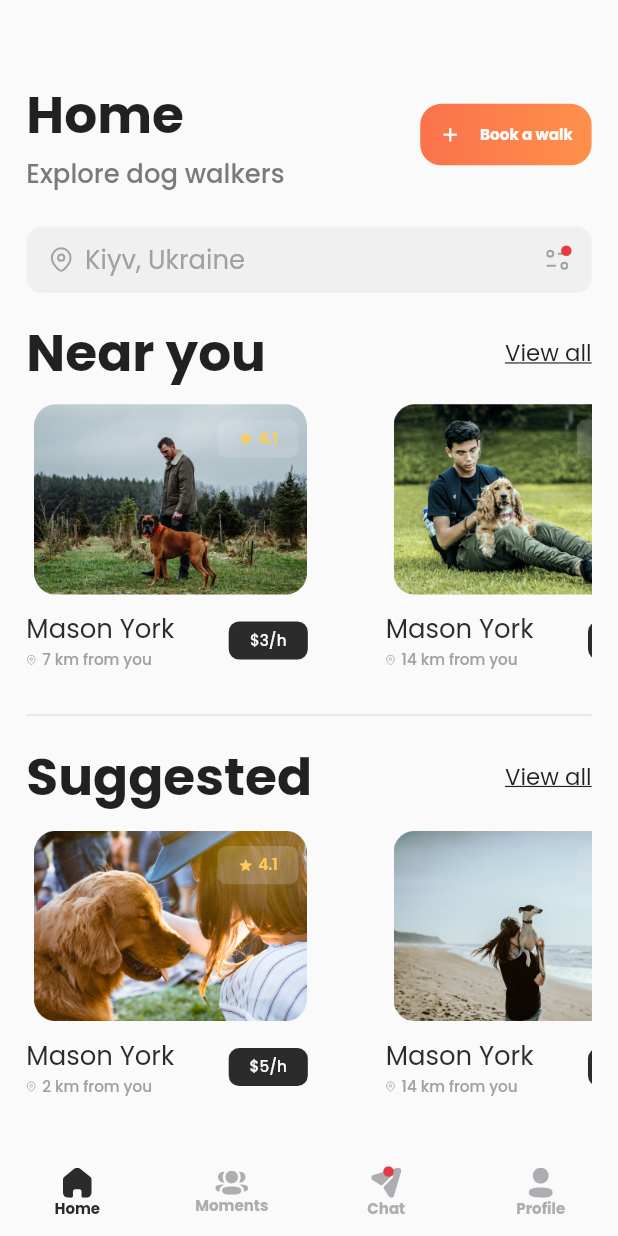
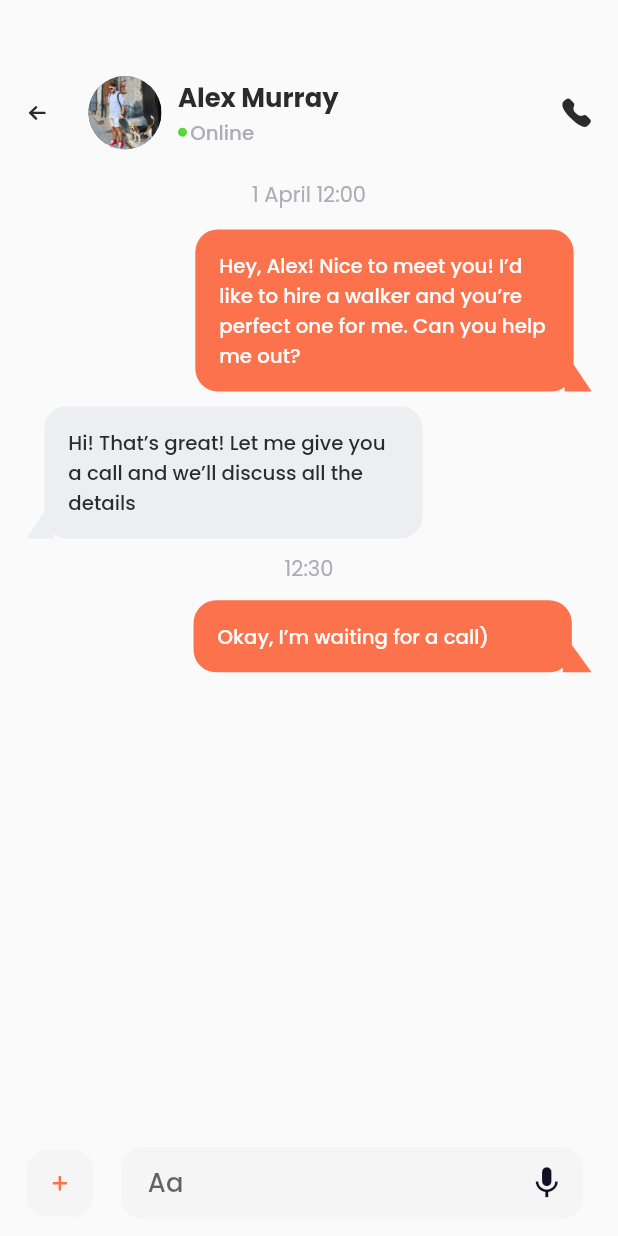
Before and after one commit to BarryDaBee/woo-dog, a Flutter app: the screen it shows after launch, on a phone screen of 412 x 824 dp. Run offline on Flutter 3.47's test engine with Material 2 defaults, Android fonts, the phone set to English and light mode, and no system bars; drawn by our look-alikes of bubble; our stand-ins replace flutter_screenutil, flutter_svg, get_it, google_fonts, stacked.

Commit message:
Chat view screen completed

```diff
--- a/lib/main.dart
+++ b/lib/main.dart
@@ -3,6 +3,7 @@ import 'package:flutter/material.dart';
 
 import 'core/exports.dart';
 import 'core/locator.dart';
+import 'ui/views/chat_view/chat_view.dart';
 
 void main() {
   WidgetsFlutterBinding.ensureInitialized();
@@ -23,7 +24,7 @@ class WooDogApp extends StatelessWidget {
         theme: ThemeData(
           primarySwatch: Colors.blue,
         ),
-        home: const RootView(),
+        home: const ChatView(),
       ),
     );
   }
--- a/lib/ui/shared/app_colors.dart
+++ b/lib/ui/shared/app_colors.dart
@@ -13,4 +13,6 @@ class AppColors {
   static const lightGrey = Color(0xFFAEAEB2);
   static const greyA1 = Color(0xFFA1A1A1);
   static const yellow = Color(0xFFFFCB55);
+  static const greyF5 = Color(0xFFF5F5F5);
+  static const green = Color(0xFF5AD439);
 }
--- a/lib/ui/views/chat_view/chat_home_view.dart
+++ b/lib/ui/views/chat_view/chat_home_view.dart
@@ -13,6 +13,7 @@ class ChatHomeView extends StatelessWidget {
           'Chat',
           fontWeight: FontWeight.w700,
           fontSize: 34,
+          color: AppColors.black2B,
         ),
         SizedBox(height: 20.h),
         buildSearchBarButton(),
@@ -21,6 +22,7 @@ class ChatHomeView extends StatelessWidget {
           name: 'Will Knowles',
           message: 'Hey! How’s your dog? ∙ 1min',
           imageUrl: 'chat_avatar0'.png,
+          read: true,
         ),
         ChatCard(
           name: 'Ryan Bond',
@@ -31,6 +33,7 @@ class ChatHomeView extends StatelessWidget {
           name: 'Sirena Paul',
           imageUrl: 'chat_avatar2'.png,
           message: 'Hey! Long time no see ∙ 1min',
+          read: true,
         ),
         ChatCard(
           name: 'Matt Chapman',
@@ -82,7 +85,13 @@ class ChatCard extends StatelessWidget {
   final String? imageUrl;
   final String name;
   final String? message;
-  const ChatCard({Key? key, this.imageUrl, required this.name, this.message})
+  final bool read;
+  const ChatCard(
+      {Key? key,
+      this.imageUrl,
+      required this.name,
+      this.message,
+      this.read = false})
       : super(key: key);
 
   @override
@@ -122,10 +131,12 @@ class ChatCard extends StatelessWidget {
             ],
           ),
           const Spacer(),
-          CircleAvatar(
-            backgroundColor: AppColors.orangeDark,
-            radius: 5.r,
-          )
+          read
+              ? CircleAvatar(
+                  backgroundColor: AppColors.orangeDark,
+                  radius: 5.r,
+                )
+              : const SizedBox(),
         ],
       ),
     );
--- /dev/null
+++ b/lib/ui/views/chat_view/chat_view.dart
@@ -0,0 +1,237 @@
+import 'package:acumen_app/core/exports.dart';
+import 'package:bubble/bubble.dart';
+import 'package:flutter/cupertino.dart';
+import 'package:google_fonts/google_fonts.dart';
+
+class ChatView extends StatelessWidget {
+  const ChatView({Key? key}) : super(key: key);
+
+  @override
+  Widget build(BuildContext context) {
+    return Scaffold(
+      body: Padding(
+        padding: EdgeInsets.symmetric(horizontal: 16.w),
+        child: Column(
+          children: [
+            SizedBox(height: 50.h),
+            Row(
+              children: [
+                SvgPicture.asset(
+                  'arrow_left'.svg,
+                  width: 15,
+                  height: 19,
+                ),
+                SizedBox(
+                  width: 24.w,
+                ),
+                CircleAvatar(
+                  radius: 24.r,
+                  backgroundImage: AssetImage('alex_murray'.png),
+                ),
+                SizedBox(width: 10.w),
+                Column(
+                  crossAxisAlignment: CrossAxisAlignment.start,
+                  children: [
+                    const CustomText(
+                      'Alex Murray',
+                      fontWeight: FontWeight.w700,
+                      fontSize: 17,
+                      color: AppColors.black2B,
+                    ),
+                    Row(
+                      children: [
+                        const CircleAvatar(
+                          radius: 3,
+                          backgroundColor: AppColors.green,
+                        ),
+                        SizedBox(width: 2.w),
+                        const CustomText(
+                          'Online',
+                          fontSize: 13,
+                          color: Color(0xFFAEAEB2),
+                          fontWeight: FontWeight.w500,
+                        )
+                      ],
+                    ),
+                  ],
+                ),
+                const Spacer(),
+                SvgPicture.asset('phone'.svg),
+              ],
+            ),
+            SizedBox(
+              height: 20.h,
+            ),
+            Expanded(
+              child: ListView(
+                shrinkWrap: true,
+                padding: EdgeInsets.only(bottom: 10.h),
+                children: [
+                  const CustomText(
+                    '1 April 12:00',
+                    color: Color(0xFFAEAEB2),
+                    textAlign: TextAlign.center,
+                  ),
+                  SizedBox(height: 12.h),
+                  Row(
+                    mainAxisAlignment: MainAxisAlignment.end,
+                    children: [
+                      Bubble(
+                        color: AppColors.orangeDark,
+                        elevation: 0,
+                        showNip: true,
+                        radius: const Radius.circular(15),
+                        nip: BubbleNip.rightBottom,
+                        nipHeight: 18,
+                        nipWidth: 12,
+                        child: SizedBox(
+                          width: 215.w,
+                          child: const Padding(
+                            padding: EdgeInsets.all(8.0),
+                            child: CustomText(
+                              'Hey, Alex! Nice to meet you! I’d like to hire a walker and you’re perfect one for me. Can you help me out?',
+                              color: AppColors.white,
+                              textAlign: TextAlign.left,
+                              fontWeight: FontWeight.w500,
+                              fontSize: 13,
+                            ),
+                          ),
+                        ),
+                      ),
+                    ],
+                  ),
+                  const SizedBox(height: 10),
+                  Row(
+                    mainAxisAlignment: MainAxisAlignment.start,
+                    children: [
+                      Bubble(
+                        elevation: 0,
+                        color: const Color(0xFFECEEF1),
+                        showNip: true,
+                        radius: const Radius.circular(15),
+                        nip: BubbleNip.leftBottom,
+                        nipHeight: 18,
+                        nipWidth: 12,
+                        child: SizedBox(
+                          width: 215.w,
+                          child: const Padding(
+                            padding: EdgeInsets.all(8.0),
+                            child: CustomText(
+                              'Hi! That’s great! Let me give you a call and we’ll discuss all the details',
+                              color: AppColors.black2B,
+                              textAlign: TextAlign.left,
+                              fontWeight: FontWeight.w500,
+                              fontSize: 13,
+                            ),
+                          ),
+                        ),
+                      ),
+                    ],
+                  ),
+                  SizedBox(height: 10.h),
+                  const CustomText(
+                    '12:30',
+                    color: Color(0xFFAEAEB2),
+                    textAlign: TextAlign.center,
+                  ),
+                  SizedBox(height: 10.h),
+                  Row(
+                    mainAxisAlignment: MainAxisAlignment.end,
+                    children: [
+                      Bubble(
+                        color: AppColors.orangeDark,
+                        elevation: 0,
+                        showNip: true,
+                        radius: const Radius.circular(15),
+                        nip: BubbleNip.rightBottom,
+                        nipHeight: 18.h,
+                        nipWidth: 12.w,
+                        child: SizedBox(
+                          width: 215.w,
+                          child: const Padding(
+                            padding: EdgeInsets.all(8.0),
+                            child: CustomText(
+                              'Okay, I’m waiting for a call)',
+                              color: AppColors.white,
+                              textAlign: TextAlign.left,
+                              fontSize: 13,
+                              fontWeight: FontWeight.w500,
+                            ),
+                          ),
+                        ),
+                      ),
+                    ],
+                  ),
+                ],
+              ),
+            ),
+            Container(
+              margin: EdgeInsets.only(bottom: 11.h),
+              child: Row(
+                children: [
+                  Container(
+                    height: 44.r,
+                    width: 44.r,
+                    alignment: Alignment.center,
+                    decoration: BoxDecoration(
+                      color: AppColors.greyF5,
+                      borderRadius: BorderRadius.circular(14),
+                    ),
+                    child: SvgPicture.asset('plus'.svg),
+                  ),
+                  SizedBox(width: 17.w),
+                  Container(
+                    decoration: BoxDecoration(
+                      color: AppColors.greyF5,
+                      borderRadius: BorderRadius.circular(14),
+                    ),
+                    width: 280.w,
+                    alignment: Alignment.center,
+                    child: ConstrainedBox(
+                      constraints: BoxConstraints(
+                        minWidth: 280.w,
+                        maxWidth: 280.w,
+                        minHeight: 25.0.h,
+                        maxHeight: 135.h,
+                      ),
+                      child: Scrollbar(
+                        child: TextField(
+                          textAlignVertical: TextAlignVertical.center,
+                          maxLines: null,
+                          style: GoogleFonts.poppins(
+                            fontSize: 17.sp,
+                            fontWeight: FontWeight.w500,
+                          ),
+                          keyboardType: TextInputType.multiline,
+                          textInputAction: TextInputAction.send,
+                          cursorColor: AppColors.orangeDark,
+                          decoration: InputDecoration(
+                            contentPadding: EdgeInsets.only(
+                              left: 12.w,
+                              top: 10.h,
+                              bottom: 10.h,
+                            ),
+                            hintText: ' Aa',
+                            hintStyle: GoogleFonts.poppins(
+                              fontSize: 17.sp,
+                            ),
+                            border: InputBorder.none,
+                            suffixIcon: Icon(
+                              Icons.mic,
+                              size: 25.r,
+                              color: const Color(0xFF130F26),
+                            ),
+                          ),
+                        ),
+                      ),
+                    ),
+                  ),
+                ],
+              ),
+            )
+          ],
+        ),
+      ),
+    );
+  }
+}
--- a/lib/ui/views/home_view/home_view.dart
+++ b/lib/ui/views/home_view/home_view.dart
@@ -24,6 +24,7 @@ class HomeView extends StatelessWidget {
                     'Home',
                     fontWeight: FontWeight.w700,
                     fontSize: 34,
+                    color: AppColors.black2B,
                   ),
                   CustomText(
                     'Explore dog walkers',
@@ -78,12 +79,14 @@ class HomeView extends StatelessWidget {
                 'Near you',
                 fontWeight: FontWeight.w700,
                 fontSize: 34,
+                color: AppColors.black2B,
               ),
               CustomText(
                 'View all',
                 fontWeight: FontWeight.w400,
                 decoration: TextDecoration.underline,
                 fontSize: 15,
+                color: AppColors.black2B,
               ),
             ],
           ),
@@ -136,12 +139,14 @@ class HomeView extends StatelessWidget {
                 'Suggested',
                 fontWeight: FontWeight.w700,
                 fontSize: 34,
+                color: AppColors.black2B,
               ),
               CustomText(
                 'View all',
                 fontWeight: FontWeight.w400,
                 decoration: TextDecoration.underline,
                 fontSize: 15,
+                color: AppColors.black2B,
               ),
             ],
           ),
--- a/lib/ui/widgets/walker_info_card.dart
+++ b/lib/ui/widgets/walker_info_card.dart
@@ -67,10 +67,11 @@ class WalkerInfoCard extends StatelessWidget {
             Column(
               crossAxisAlignment: CrossAxisAlignment.start,
               children: [
-                const CustomText(
-                  'Mason York',
+                CustomText(
+                  name,
                   color: AppColors.black2B,
                   fontSize: 17,
+                  fontWeight: FontWeight.w500,
                 ),
                 Row(
                   children: [
@@ -81,7 +82,7 @@ class WalkerInfoCard extends StatelessWidget {
                     ),
                     SizedBox(width: 4.w),
                     CustomText(
-                      '${distanceInKm} km from you',
+                      '$distanceInKm km from you',
                       fontSize: 10,
                       color: AppColors.greyA1,
                       fontWeight: FontWeight.w500,
--- a/pubspec.yaml
+++ b/pubspec.yaml
@@ -40,6 +40,7 @@ dependencies:
   stacked: ^2.2.7
   get_it: ^7.2.0
   dio: ^4.0.1
+  bubble: ^1.2.1
 
 dev_dependencies:
   flutter_test:
```
Also changed, not shown: assets/images/alex_murray.png (added), assets/images/phone.svg (added), assets/images/plus.svg (added), assets/images/voice.svg (added), pubspec.lock.
